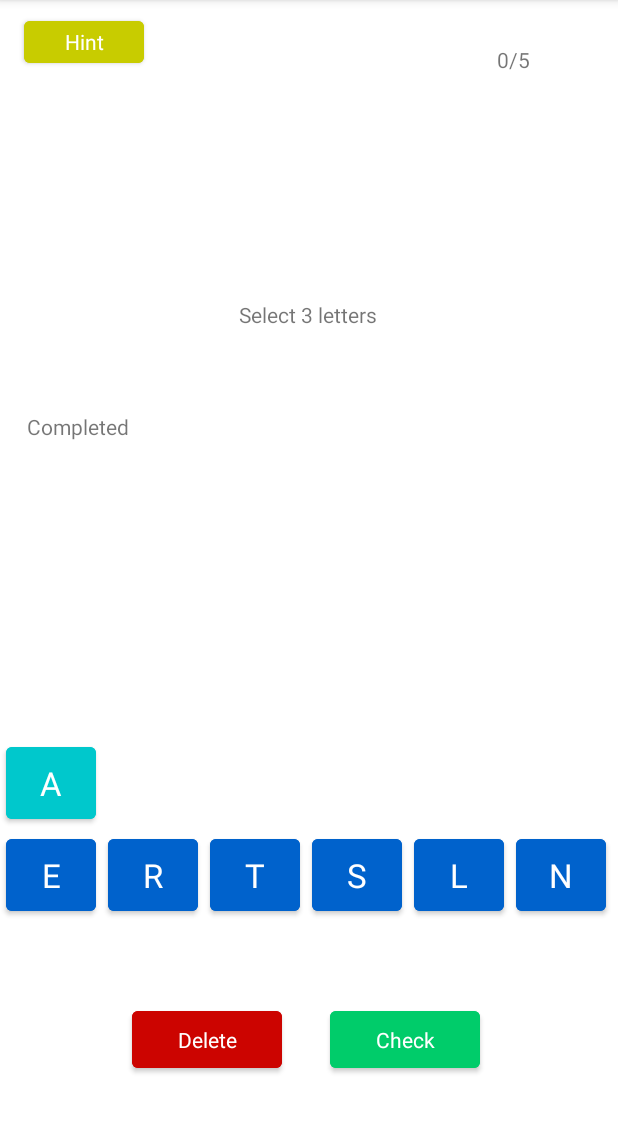
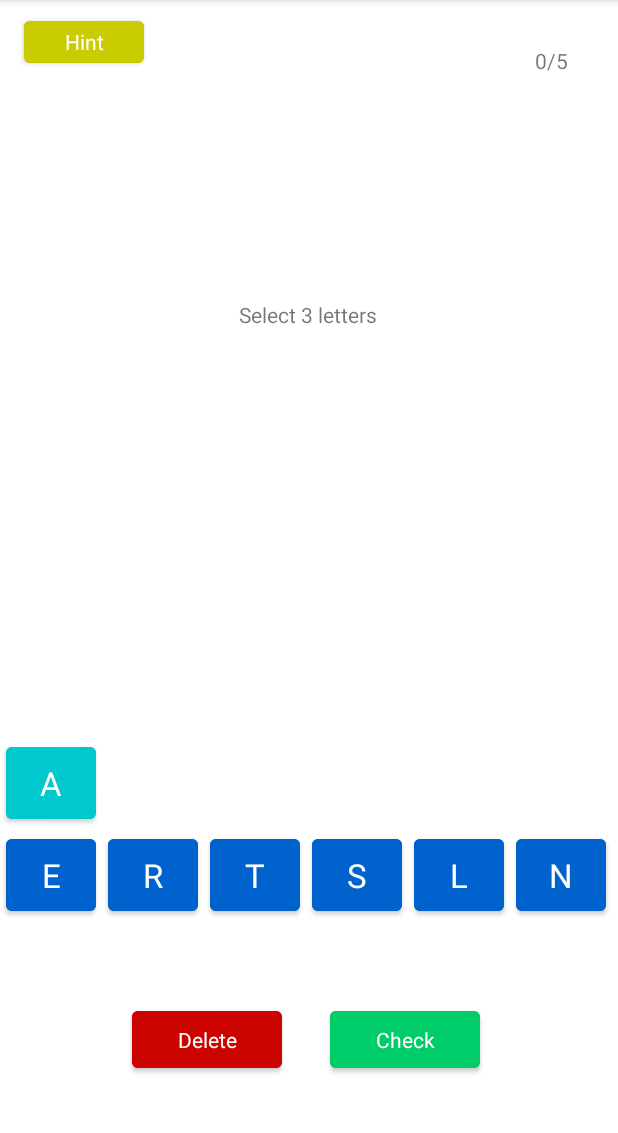
Before and after one commit to MathiasCK/crosswords, an Android app: the screen it shows after launch (MainActivity), after a tap on "3-LETTER WORDS", on a phone screen of 412 x 824 dp, the part 84-1217 px from its top. Run offline under Robolectric (Android 15) with nearby library versions, the phone set to English and light mode, and no system bars; 1 other tap on this screen came first.

Commit message:
Fix layout

```diff
--- a/app/src/main/res/layout/activity_main.xml
+++ b/app/src/main/res/layout/activity_main.xml
@@ -182,30 +182,25 @@
         app:layout_constraintTop_toTopOf="parent" />
 
     <TextView
+        android:id="@+id/txt_progress"
+        android:layout_width="wrap_content"
+        android:layout_height="wrap_content"
+        android:layout_marginTop="8dp"
+        android:layout_marginEnd="16dp"
+        app:layout_constraintBottom_toTopOf="@+id/txt_toast"
+        app:layout_constraintEnd_toEndOf="parent"
+        app:layout_constraintHorizontal_bias="0.952"
+        app:layout_constraintStart_toStartOf="@id/button_hint"
+        app:layout_constraintTop_toTopOf="parent"
+        app:layout_constraintVertical_bias="0.133" />
+
+    <TextView
         android:id="@+id/txt_completed"
         android:layout_width="wrap_content"
         android:layout_height="wrap_content"
-        android:layout_marginStart="17dp"
-        android:layout_marginTop="208dp"
-        android:layout_marginEnd="326dp"
-        android:layout_marginBottom="180dp"
-        android:text="Completed"
-        app:layout_constraintBottom_toTopOf="@+id/button_A"
-        app:layout_constraintEnd_toEndOf="parent"
-        app:layout_constraintStart_toStartOf="parent"
-        app:layout_constraintTop_toBottomOf="@+id/button_hint" />
+        android:layout_marginTop="348dp"
+        android:visibility="visible"
+        app:layout_constraintTop_toTopOf="@id/button_hint"
+        tools:layout_editor_absoluteX="27dp" />
 
-    <TextView
-        android:id="@+id/txt_progress"
-        android:layout_width="wrap_content"
-        android:layout_height="wrap_content"
-        android:layout_marginStart="218dp"
-        android:layout_marginTop="15dp"
-        android:layout_marginEnd="41dp"
-        android:layout_marginBottom="490dp"
-        android:text="Progress"
-        app:layout_constraintBottom_toTopOf="@+id/button_5"
-        app:layout_constraintEnd_toEndOf="parent"
-        app:layout_constraintStart_toEndOf="@+id/button_hint"
-        app:layout_constraintTop_toTopOf="parent" />
 </androidx.constraintlayout.widget.ConstraintLayout>
```
